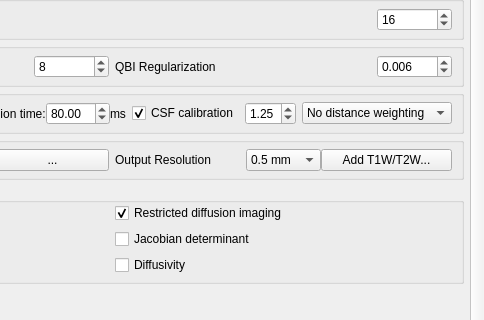
This is reconstruction/reconstruction_window.ui in frankyeh/DSI-Studio as Qt 5 draws it before an edit; both pictures show x 247 to 731 and y 193 to 513 of the 731 by 622 pixel window. The edited form follows.
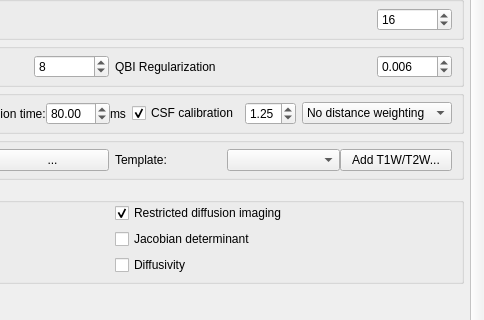
This is the edited form. Icons and pictures are not drawn.

Commit message: [rec] QSDR support external templates

Patch:
```diff
--- a/reconstruction/reconstruction_window.ui
+++ b/reconstruction/reconstruction_window.ui
@@ -977,39 +977,12 @@
              <item>
               <widget class="QLabel" name="label_8">
                <property name="text">
-                <string>Output Resolution</string>
+                <string>Template:</string>
                </property>
               </widget>
              </item>
              <item>
-              <widget class="QComboBox" name="resolution">
-               <property name="maximumSize">
-                <size>
-                 <width>75</width>
-                 <height>16777215</height>
-                </size>
-               </property>
-               <item>
-                <property name="text">
-                 <string>0.5 mm</string>
-                </property>
-               </item>
-               <item>
-                <property name="text">
-                 <string>1 mm</string>
-                </property>
-               </item>
-               <item>
-                <property name="text">
-                 <string>2 mm</string>
-                </property>
-               </item>
-               <item>
-                <property name="text">
-                 <string>3 mm</string>
-                </property>
-               </item>
-              </widget>
+              <widget class="QComboBox" name="template_box"/>
              </item>
              <item>
               <widget class="QPushButton" name="add_t1t2">
```
Left out of the diff: 8 changed lines with no effect on the pictures. The commit also changes 13 other files.
